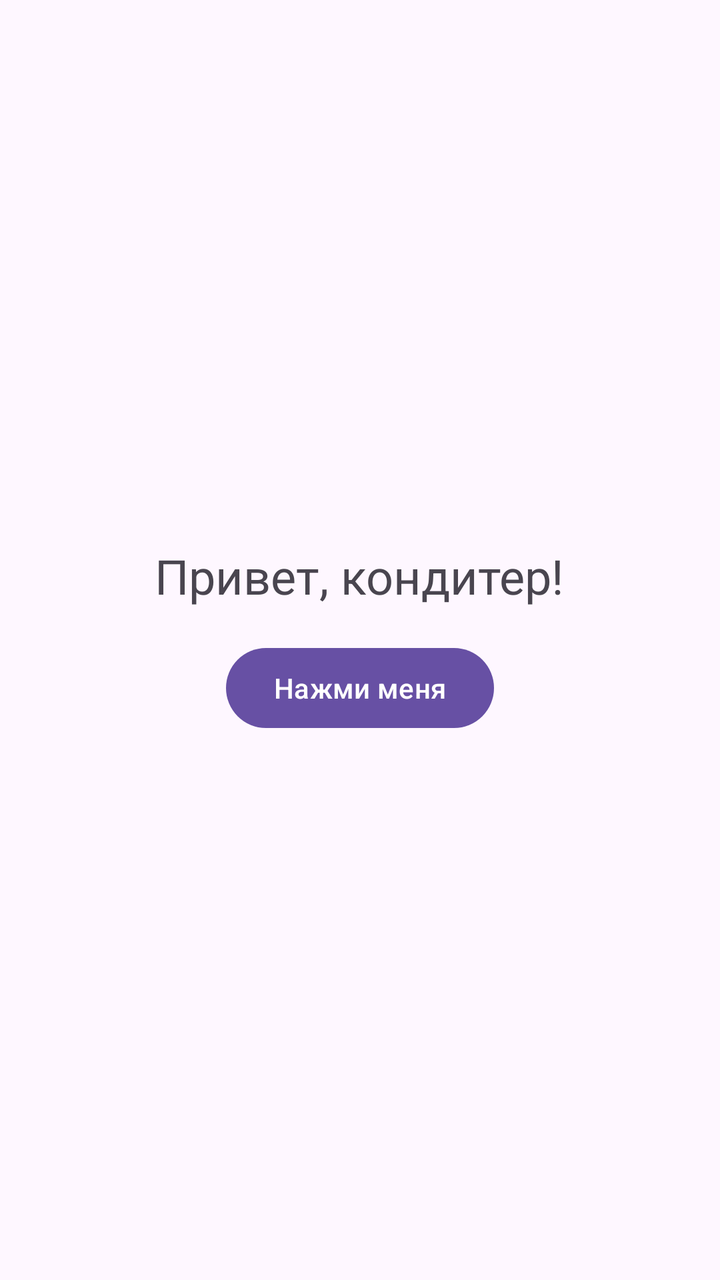
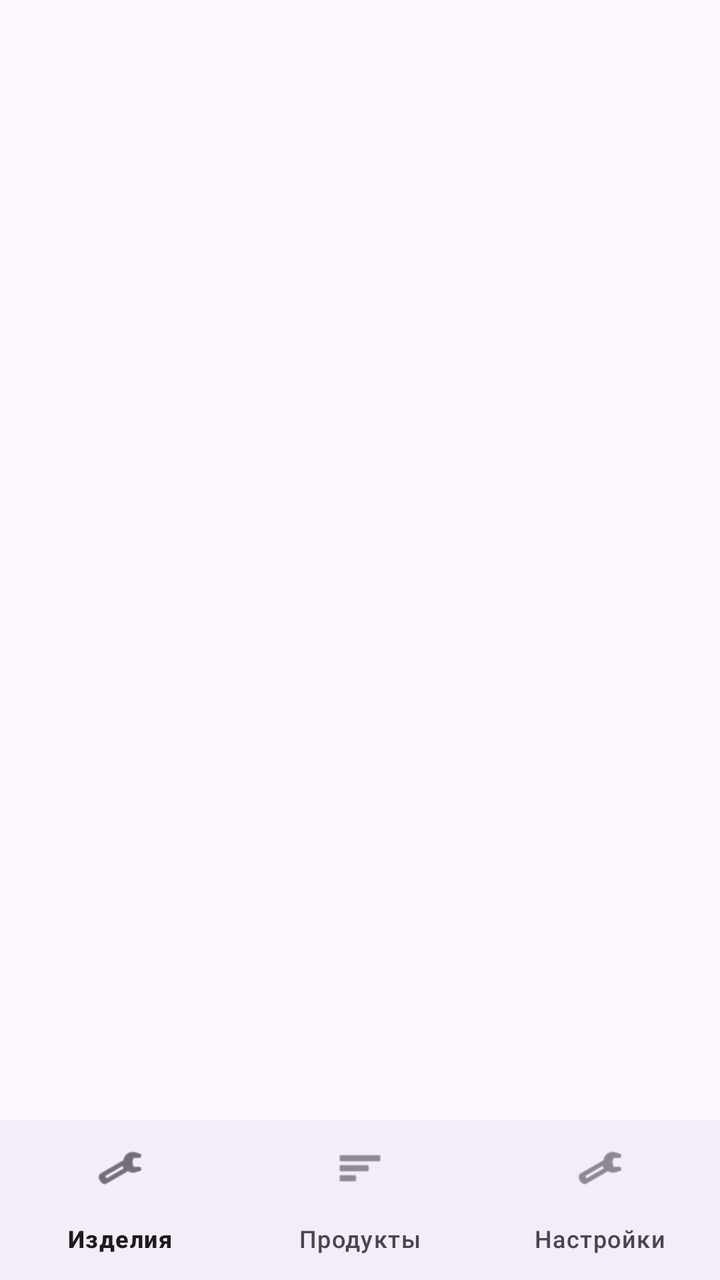

Screens rendered from an Android XML layout before and after an edit, with the pre-edit source and the edit as a unified diff.
<!-- AndroidManifest.xml: application theme Theme.CondiCalc -->
<!-- res/layout/activity_main.xml -->
<?xml version="1.0" encoding="utf-8"?>
<LinearLayout xmlns:android="http://schemas.android.com/apk/res/android"
    android:orientation="vertical"
    android:padding="24dp"
    android:gravity="center"
    android:layout_width="match_parent"
    android:layout_height="match_parent">

    <TextView android:id="@+id/title"
        android:text="@string/hello"
        android:textSize="24sp"
        android:layout_width="wrap_content"
        android:layout_height="wrap_content"/>

    <Button android:id="@+id/btn"
        android:text="@string/btn"
        android:layout_marginTop="16dp"
        android:layout_width="wrap_content"
        android:layout_height="wrap_content"/>
</LinearLayout>
<!-- resources referenced by this layout -->
<resources>
  <string name="btn">Нажми меня</string>
  <string name="hello">Привет, кондитер!</string>
  <style name="Theme.CondiCalc" parent="Theme.Material3.DayNight.NoActionBar" />
</resources>

<!-- the commit's change to res/layout/activity_main.xml (unified diff, before → after) -->
@@ -1,20 +1,19 @@
 <?xml version="1.0" encoding="utf-8"?>
 <LinearLayout xmlns:android="http://schemas.android.com/apk/res/android"
+    xmlns:app="http://schemas.android.com/apk/res-auto"
     android:orientation="vertical"
-    android:padding="24dp"
-    android:gravity="center"
     android:layout_width="match_parent"
     android:layout_height="match_parent">
 
-    <TextView android:id="@+id/title"
-        android:text="@string/hello"
-        android:textSize="24sp"
-        android:layout_width="wrap_content"
-        android:layout_height="wrap_content"/>
+    <FrameLayout
+        android:id="@+id/container"
+        android:layout_width="match_parent"
+        android:layout_height="0dp"
+        android:layout_weight="1" />
 
-    <Button android:id="@+id/btn"
-        android:text="@string/btn"
-        android:layout_marginTop="16dp"
-        android:layout_width="wrap_content"
-        android:layout_height="wrap_content"/>
+    <com.google.android.material.bottomnavigation.BottomNavigationView
+        android:id="@+id/bottomNav"
+        android:layout_width="match_parent"
+        android:layout_height="wrap_content"
+        app:menu="@menu/bottom_nav" />
 </LinearLayout>
<!-- resource entries referenced after the edit -->
@@ -1,7 +1,5 @@
 <!-- resources referenced by this layout -->
 <resources>
-  <string name="btn">Нажми меня</string>
-  <string name="hello">Привет, кондитер!</string>
   <style name="Theme.CondiCalc" parent="Theme.Material3.DayNight.NoActionBar" />
 </resources>
 
